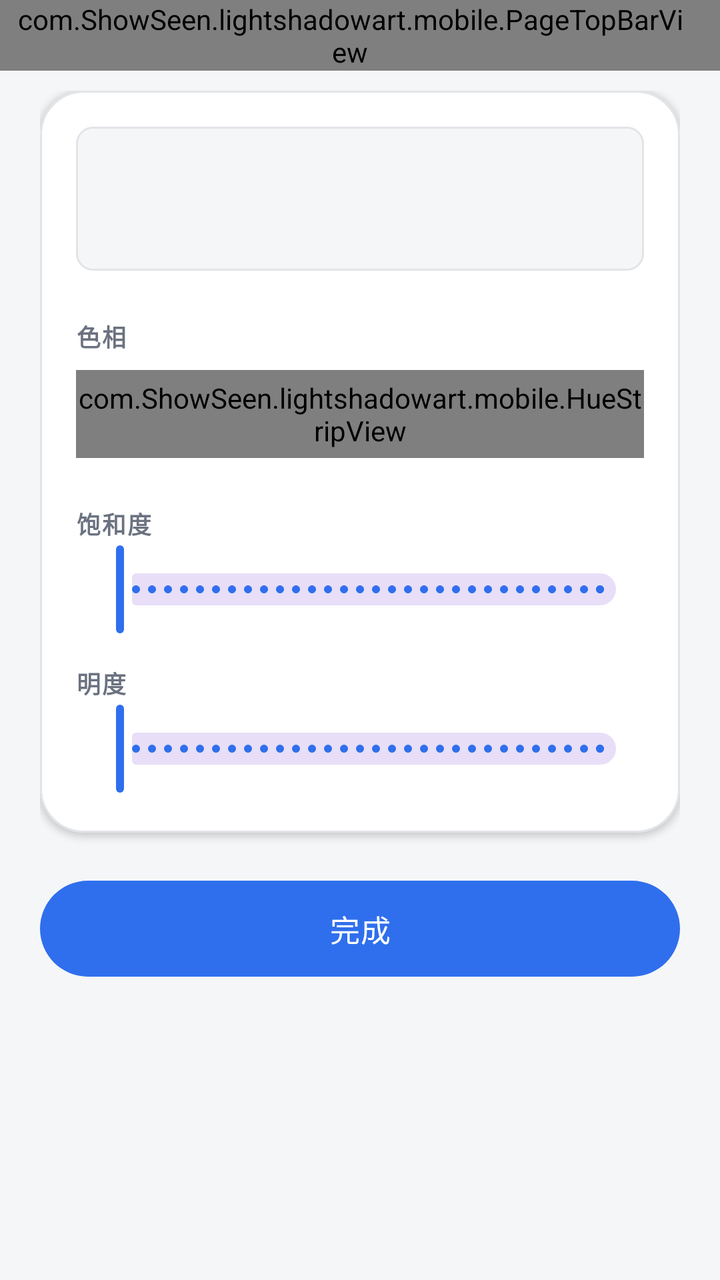
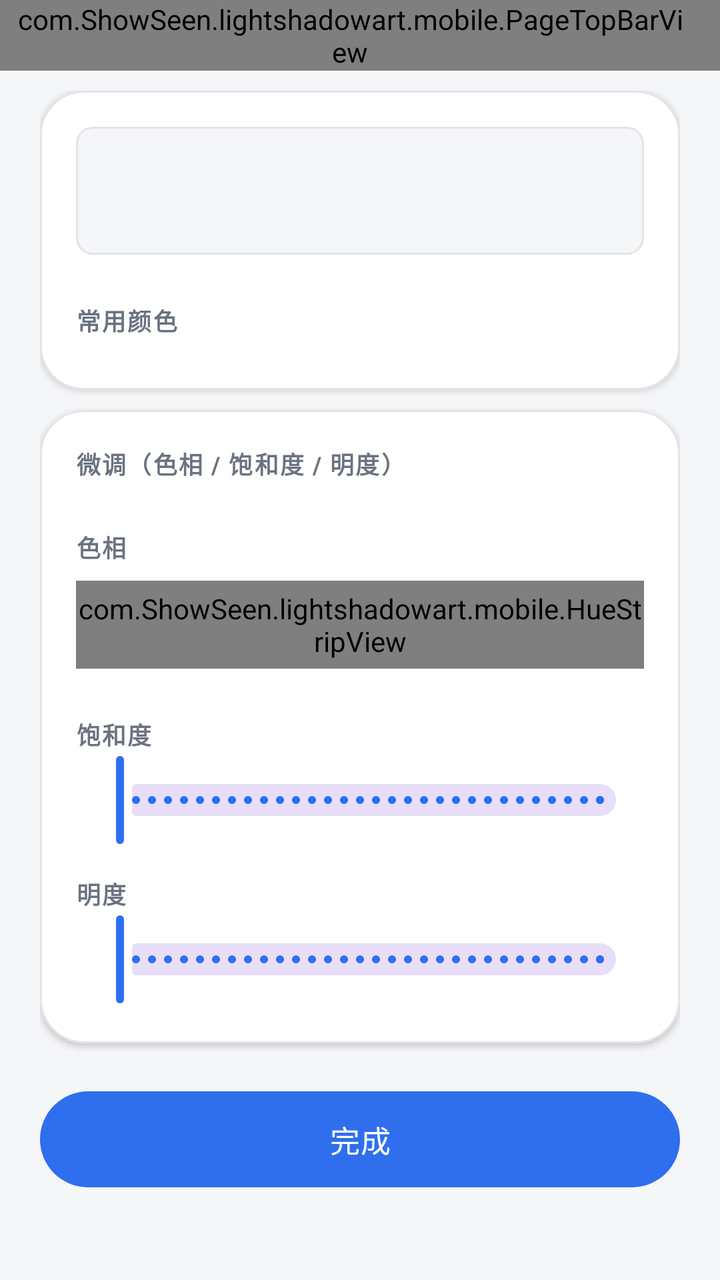

Screens rendered from an Android XML layout before and after an edit, with the pre-edit source and the edit as a unified diff.
<!-- AndroidManifest.xml: application theme Theme.LightShadowArtPhone -->
<!-- res/layout/activity_line_color.xml -->
<?xml version="1.0" encoding="utf-8"?>
<LinearLayout xmlns:android="http://schemas.android.com/apk/res/android"
    xmlns:app="http://schemas.android.com/apk/res-auto"
    android:layout_width="match_parent"
    android:layout_height="match_parent"
    android:background="@color/app_bg"
    android:orientation="vertical">

    <com.ShowSeen.lightshadowart.mobile.PageTopBarView
        android:id="@+id/color_top_bar"
        android:layout_width="match_parent"
        android:layout_height="wrap_content"
        android:paddingStart="8dp"
        android:paddingEnd="@dimen/card_padding" />

    <ScrollView
        android:layout_width="match_parent"
        android:layout_height="0dp"
        android:layout_weight="1"
        android:clipToPadding="false"
        android:fillViewport="true">

        <LinearLayout
            android:layout_width="match_parent"
            android:layout_height="wrap_content"
            android:orientation="vertical"
            android:paddingStart="@dimen/page_horizontal_padding"
            android:paddingTop="@dimen/item_gap"
            android:paddingEnd="@dimen/page_horizontal_padding"
            android:paddingBottom="@dimen/page_vertical_padding">

            <com.google.android.material.card.MaterialCardView
                style="@style/SurfaceCard"
                android:layout_width="match_parent"
                android:layout_height="wrap_content">

                <LinearLayout
                    android:layout_width="match_parent"
                    android:layout_height="wrap_content"
                    android:orientation="vertical"
                    android:padding="@dimen/card_padding">

                    <View
                        android:id="@+id/view_color_preview"
                        android:layout_width="match_parent"
                        android:layout_height="72dp"
                        android:background="@drawable/bg_media_placeholder"
                        android:contentDescription="@string/color_preview_desc" />

                    <TextView
                        style="@style/Text.Label"
                        android:layout_width="match_parent"
                        android:layout_height="wrap_content"
                        android:layout_marginTop="@dimen/page_vertical_padding"
                        android:text="@string/color_hue" />

                    <com.ShowSeen.lightshadowart.mobile.HueStripView
                        android:id="@+id/view_color_hue"
                        android:layout_width="match_parent"
                        android:layout_height="44dp"
                        android:layout_marginTop="8dp" />

                    <LinearLayout
                        android:layout_width="match_parent"
                        android:layout_height="wrap_content"
                        android:layout_marginTop="@dimen/page_vertical_padding"
                        android:orientation="horizontal">

                        <TextView
                            style="@style/Text.Label"
                            android:layout_width="0dp"
                            android:layout_height="wrap_content"
                            android:layout_weight="1"
                            android:text="@string/color_saturation" />

                        <TextView
                            android:id="@+id/tv_color_saturation"
                            style="@style/Text.Hint"
                            android:layout_width="wrap_content"
                            android:layout_height="wrap_content" />
                    </LinearLayout>

                    <com.google.android.material.slider.Slider
                        android:id="@+id/slider_color_saturation"
                        android:layout_width="match_parent"
                        android:layout_height="wrap_content"
                        android:stepSize="1"
                        android:valueFrom="0"
                        android:valueTo="100" />

                    <LinearLayout
                        android:layout_width="match_parent"
                        android:layout_height="wrap_content"
                        android:layout_marginTop="@dimen/section_gap"
                        android:orientation="horizontal">

                        <TextView
                            style="@style/Text.Label"
                            android:layout_width="0dp"
                            android:layout_height="wrap_content"
                            android:layout_weight="1"
                            android:text="@string/color_value" />

                        <TextView
                            android:id="@+id/tv_color_value"
                            style="@style/Text.Hint"
                            android:layout_width="wrap_content"
                            android:layout_height="wrap_content" />
                    </LinearLayout>

                    <com.google.android.material.slider.Slider
                        android:id="@+id/slider_color_value"
                        android:layout_width="match_parent"
                        android:layout_height="wrap_content"
                        android:stepSize="1"
                        android:valueFrom="0"
                        android:valueTo="100" />
                </LinearLayout>
            </com.google.android.material.card.MaterialCardView>

            <com.google.android.material.button.MaterialButton
                android:id="@+id/btn_color_done"
                style="@style/PillButton"
                android:layout_width="match_parent"
                android:layout_height="wrap_content"
                android:layout_marginTop="@dimen/page_vertical_padding"
                android:text="@string/color_done" />
        </LinearLayout>
    </ScrollView>
</LinearLayout>
<!-- resources referenced by this layout -->
<resources>
  <color name="app_bg">#F5F6F8</color>
  <dimen name="card_padding">18dp</dimen>
  <dimen name="item_gap">10dp</dimen>
  <dimen name="page_horizontal_padding">20dp</dimen>
  <dimen name="page_vertical_padding">24dp</dimen>
  <dimen name="section_gap">14dp</dimen>
  <!-- drawable bg_media_placeholder (drawable) -->
  <?xml version="1.0" encoding="utf-8"?>
  <shape xmlns:android="http://schemas.android.com/apk/res/android"
      android:shape="rectangle">
      <solid android:color="@color/card_tint" />
      <stroke
          android:width="@dimen/divider_width"
          android:color="@color/divider_stroke" />
      <corners android:radius="@dimen/corner_image" />
  </shape>
  <string name="color_done">完成</string>
  <string name="color_hue">色相</string>
  <string name="color_preview_desc">颜色预览</string>
  <string name="color_saturation">饱和度</string>
  <string name="color_value">明度</string>
  <style name="PillButton" parent="Widget.Material3.Button">
          <item name="android:minHeight">@dimen/touch_min_height</item>
          <item name="android:insetTop">0dp</item>
          <item name="android:insetBottom">0dp</item>
          <item name="android:textSize">@dimen/text_button</item>
          <item name="android:textAllCaps">false</item>
          <item name="android:letterSpacing">0.01</item>
          <item name="cornerRadius">@dimen/corner_pill</item>
          <item name="backgroundTint">@color/btn_pill_tint</item>
          <item name="android:textColor">@color/btn_pill_label</item>
      </style>
  <style name="SurfaceCard" parent="Widget.Material3.CardView.Elevated">
          <item name="cardBackgroundColor">@color/card_bg</item>
          <item name="cardCornerRadius">@dimen/corner_large</item>
          <item name="cardElevation">@dimen/card_elevation</item>
          <item name="strokeColor">@color/divider_stroke</item>
          <item name="strokeWidth">@dimen/divider_width</item>
      </style>
  <style name="Text.Hint" parent="">
          <item name="android:textColor">@color/text_secondary</item>
          <item name="android:textSize">@dimen/text_hint</item>
      </style>
  <style name="Text.Label" parent="">
          <item name="android:textColor">@color/text_secondary</item>
          <item name="android:textSize">@dimen/text_label</item>
          <item name="android:textStyle">bold</item>
          <item name="android:letterSpacing">0.06</item>
      </style>
  <color name="card_tint">#F5F6F8</color>
  <dimen name="divider_width">1dp</dimen>
  <color name="divider_stroke">#E2E4E8</color>
  <dimen name="corner_image">8dp</dimen>
  <dimen name="touch_min_height">48dp</dimen>
  <dimen name="text_button">15sp</dimen>
  <dimen name="corner_pill">28dp</dimen>
  <color name="card_bg">#FFFFFF</color>
  <dimen name="corner_large">22dp</dimen>
  <dimen name="card_elevation">2dp</dimen>
  <color name="text_secondary">#6B7280</color>
  <dimen name="text_hint">13sp</dimen>
  <dimen name="text_label">12sp</dimen>
  <color name="primary_blue">#2F6FED</color>
  <color name="on_primary">#FFFFFF</color>
  <color name="primary_soft">#E9EFFD</color>
  <color name="text_primary">#1A1C1E</color>
  <color name="status_destructive">#C0392B</color>
  <!-- unchanged entries left out for length: 1 -->
</resources>

<!-- the commit's change to res/layout/activity_line_color.xml (unified diff, before → after) -->
@@ -1,6 +1,5 @@
 <?xml version="1.0" encoding="utf-8"?>
 <LinearLayout xmlns:android="http://schemas.android.com/apk/res/android"
-    xmlns:app="http://schemas.android.com/apk/res-auto"
     android:layout_width="match_parent"
     android:layout_height="match_parent"
     android:background="@color/app_bg"
@@ -43,7 +42,7 @@
                     <View
                         android:id="@+id/view_color_preview"
                         android:layout_width="match_parent"
-                        android:layout_height="72dp"
+                        android:layout_height="64dp"
                         android:background="@drawable/bg_media_placeholder"
                         android:contentDescription="@string/color_preview_desc" />
 
@@ -52,7 +51,122 @@
                         android:layout_width="match_parent"
                         android:layout_height="wrap_content"
                         android:layout_marginTop="@dimen/page_vertical_padding"
-                        android:text="@string/color_hue" />
+                        android:text="@string/color_presets" />
+
+                    
+                    <LinearLayout
+                        android:id="@+id/container_color_presets"
+                        android:layout_width="match_parent"
+                        android:layout_height="wrap_content"
+                        android:layout_marginTop="8dp"
+                        android:orientation="vertical" />
+                </LinearLayout>
+            </com.google.android.material.card.MaterialCardView>
+
+            <com.google.android.material.card.MaterialCardView
+                android:id="@+id/card_color_recent"
+                style="@style/SurfaceCard"
+                android:layout_width="match_parent"
+                android:layout_height="wrap_content"
+                android:layout_marginTop="@dimen/item_gap"
+                android:visibility="gone">
+
+                <LinearLayout
+                    android:layout_width="match_parent"
+                    android:layout_height="wrap_content"
+                    android:orientation="vertical"
+                    android:padding="@dimen/card_padding">
+
+                    <TextView
+                        style="@style/Text.Label"
+                        android:layout_width="match_parent"
+                        android:layout_height="wrap_content"
+                        android:text="@string/color_recent" />
+
+                    <LinearLayout
+                        android:id="@+id/container_color_recent"
+                        android:layout_width="match_parent"
+                        android:layout_height="wrap_content"
+                        android:layout_marginTop="8dp"
+                        android:orientation="horizontal" />
+                </LinearLayout>
+            </com.google.android.material.card.MaterialCardView>
+
+            <com.google.android.material.card.MaterialCardView
+                android:id="@+id/card_color_photo"
+                style="@style/SurfaceCard"
+                android:layout_width="match_parent"
+                android:layout_height="wrap_content"
+                android:layout_marginTop="@dimen/item_gap"
+                android:visibility="gone">
+
+                <LinearLayout
+                    android:layout_width="match_parent"
+                    android:layout_height="wrap_content"
+                    android:orientation="vertical"
+                    android:padding="@dimen/card_padding">
+
+                    <TextView
+                        style="@style/Text.Label"
+                        android:layout_width="match_parent"
+                        android:layout_height="wrap_content"
+                        android:text="@string/color_pick_from_photo" />
+
+                    <TextView
+                        style="@style/Text.Hint"
+                        android:layout_width="match_parent"
+                        android:layout_height="wrap_content"
+                        android:layout_marginTop="2dp"
+                        android:text="@string/color_pick_from_photo_hint" />
+
+                    <ImageView
+                        android:id="@+id/view_color_photo"
+                        android:layout_width="match_parent"
+                        android:layout_height="150dp"
+                        android:layout_marginTop="8dp"
+                        android:background="@drawable/bg_media_placeholder"
+                        android:contentDescription="@string/color_pick_from_photo"
+                        android:scaleType="fitCenter" />
+                </LinearLayout>
+            </com.google.android.material.card.MaterialCardView>
+
+            <com.google.android.material.card.MaterialCardView
+                style="@style/SurfaceCard"
+                android:layout_width="match_parent"
+                android:layout_height="wrap_content"
+                android:layout_marginTop="@dimen/item_gap">
+
+                <LinearLayout
+                    android:layout_width="match_parent"
+                    android:layout_height="wrap_content"
+                    android:orientation="vertical"
+                    android:padding="@dimen/card_padding">
+
+                    <TextView
+                        style="@style/Text.Label"
+                        android:layout_width="match_parent"
+                        android:layout_height="wrap_content"
+                        android:text="@string/color_fine_tune" />
+
+                    <LinearLayout
+                        android:layout_width="match_parent"
+                        android:layout_height="wrap_content"
+                        android:layout_marginTop="@dimen/page_vertical_padding"
+                        android:orientation="horizontal">
+
+                        <TextView
+                            style="@style/Text.Label"
+                            android:layout_width="0dp"
+                            android:layout_height="wrap_content"
+                            android:layout_weight="1"
+                            android:text="@string/color_hue" />
+
+                        <TextView
+                            android:id="@+id/tv_color_hue"
+                            style="@style/Text.Hint"
+                            android:layout_width="wrap_content"
+                            android:layout_height="wrap_content" />
+                    </LinearLayout>
 
                     <com.ShowSeen.lightshadowart.mobile.HueStripView
                         android:id="@+id/view_color_hue"
<!-- resource entries referenced after the edit -->
@@ -17,8 +17,13 @@
       <corners android:radius="@dimen/corner_image" />
   </shape>
   <string name="color_done">完成</string>
+  <string name="color_fine_tune">微调（色相 / 饱和度 / 明度）</string>
   <string name="color_hue">色相</string>
+  <string name="color_pick_from_photo">从照片取色</string>
+  <string name="color_pick_from_photo_hint">点照片上的任意位置，取那里的颜色</string>
+  <string name="color_presets">常用颜色</string>
   <string name="color_preview_desc">颜色预览</string>
+  <string name="color_recent">最近使用</string>
   <string name="color_saturation">饱和度</string>
   <string name="color_value">明度</string>
   <style name="PillButton" parent="Widget.Material3.Button">
